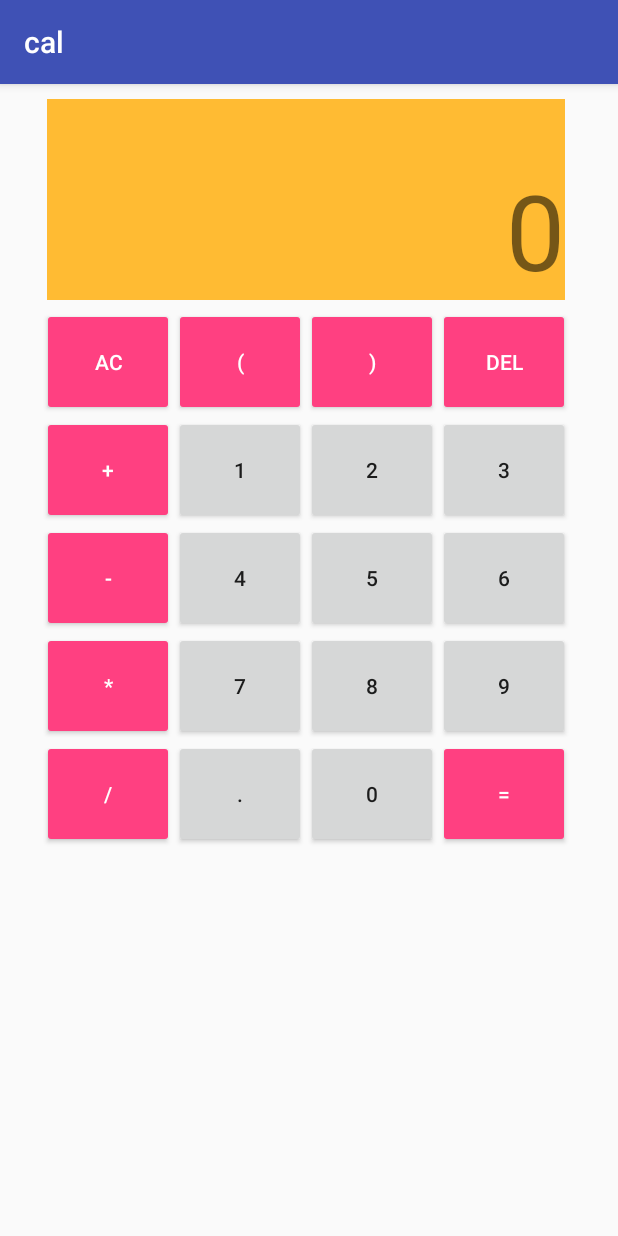
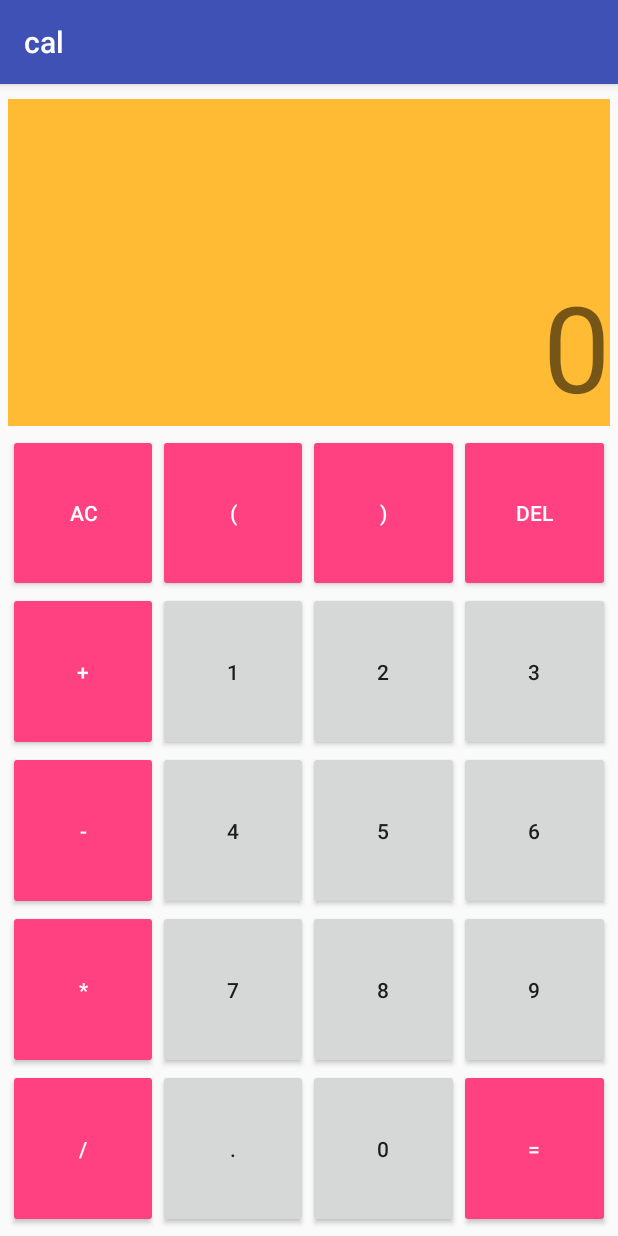
Before and after one commit to zxd1997/cal, an Android app: the screen it shows after launch (MainActivity), on a phone screen of 412 x 824 dp. Run offline under Robolectric (Android 15) with nearby library versions, the phone set to English and light mode, and no system bars.

Commit message:
rewrite ui

```diff
--- a/app/src/main/java/com/example/zxd1997/cal/MainActivity.java
+++ b/app/src/main/java/com/example/zxd1997/cal/MainActivity.java
@@ -8,105 +8,88 @@ import android.widget.Toast;
 
 public class MainActivity extends AppCompatActivity {
     String tmp="";
+    TextView txt;
     @Override
     protected void onCreate(Bundle savedInstanceState) {
         super.onCreate(savedInstanceState);
         setContentView(R.layout.activity_main);
+        txt=(TextView) findViewById(R.id.tmp);
     }
     public void button1(View view){
         tmp+=1;
-        TextView txt=(TextView) findViewById(R.id.tmp);
         txt.setText(tmp);
     }
     public void button2(View view){
         tmp+=2;
-        TextView txt=(TextView) findViewById(R.id.tmp);
         txt.setText(tmp);
     }
     public void button3(View view){
         tmp+=3;
-        TextView txt=(TextView) findViewById(R.id.tmp);
         txt.setText(tmp);
     }
     public void button4(View view){
         tmp+=4;
-        TextView txt=(TextView) findViewById(R.id.tmp);
         txt.setText(tmp);
     }
     public void button5(View view){
         tmp+=5;
-        TextView txt=(TextView) findViewById(R.id.tmp);
         txt.setText(tmp);
     }
     public void button6(View view){
         tmp+=6;
-        TextView txt=(TextView) findViewById(R.id.tmp);
         txt.setText(tmp);
     }
     public void button7(View view){
         tmp+=7;
-        TextView txt=(TextView) findViewById(R.id.tmp);
         txt.setText(tmp);
     }
     public void button8(View view){
         tmp+=8;
-        TextView txt=(TextView) findViewById(R.id.tmp);
         txt.setText(tmp);
     }
     public void button9(View view){
         tmp+=9;
-        TextView txt=(TextView) findViewById(R.id.tmp);
         txt.setText(tmp);
     }
     public void button0(View view){
         tmp+=0;
-        TextView txt=(TextView) findViewById(R.id.tmp);
         txt.setText(tmp);
     }
     public void buttonplus(View view){
         tmp+="+";
-        TextView txt=(TextView) findViewById(R.id.tmp);
         txt.setText(tmp);
     }
     public void buttonminus(View view){
         tmp+="-";
-        TextView txt=(TextView) findViewById(R.id.tmp);
         txt.setText(tmp);
     }
     public void buttonmul(View view){
         tmp+="*";
-        TextView txt=(TextView) findViewById(R.id.tmp);
         txt.setText(tmp);
     }
     public void buttondiv(View view){
         tmp+="/";
-        TextView txt=(TextView) findViewById(R.id.tmp);
         txt.setText(tmp);
     }
     public void buttondot(View view){
         tmp+=".";
-        TextView txt=(TextView) findViewById(R.id.tmp);
         txt.setText(tmp);
     }
     public void buttonlb(View view){
         tmp+="(";
-        TextView txt=(TextView) findViewById(R.id.tmp);
         txt.setText(tmp);
     }
     public void buttonrb(View view){
         tmp+=")";
-        TextView txt=(TextView) findViewById(R.id.tmp);
         txt.setText(tmp);
     }
     public void buttonclear(View view){
         tmp=new String("");
-        TextView txt=(TextView) findViewById(R.id.tmp);
         txt.setText(tmp);
     }
     public void buttondel(View view){
         try{
             tmp=tmp.substring(0,tmp.length()-1);
-            TextView txt=(TextView) findViewById(R.id.tmp);
             txt.setText(tmp);
         }catch(Exception e){}
     }
@@ -116,6 +99,7 @@ public class MainActivity extends AppCompatActivity {
         return false;
     }
     public void buttonequal(View view){
+        TextView txt=(TextView) findViewById(R.id.result);
         try{
             String temp=tmp+"=";
             String t=tmp;
@@ -143,7 +127,6 @@ public class MainActivity extends AppCompatActivity {
                                 case'-':number[h]-=number[h+1];break;
                                 case'*':number[h]*=number[h+1];break;
                                 case'/':if(number[h+1]==0){
-                                    TextView txt=(TextView) findViewById(R.id.result);
                                     txt.setText("Error");
                                     Toast.makeText(MainActivity.this,"Can't divide 0!", Toast.LENGTH_LONG).show();
                                     return;
@@ -159,7 +142,6 @@ public class MainActivity extends AppCompatActivity {
                                 case'-':number[h]-=number[h+1];break;
                                 case'*':number[h]*=number[h+1];break;
                                 case'/':if(number[h+1]==0){
-                                    TextView txt=(TextView) findViewById(R.id.result);
                                     txt.setText("Error");
                                     Toast.makeText(MainActivity.this,"Can't divide 0!", Toast.LENGTH_LONG).show();
                                     return;
@@ -172,7 +154,6 @@ public class MainActivity extends AppCompatActivity {
                     i++;
                 }while(i<t.length()&&t.charAt(i-1)==')');
             }
-            TextView txt=(TextView) findViewById(R.id.result);
             String s=Double.toString(number[0]);
             s=s.replaceAll("0+?$","");
             s=s.replaceAll("[.]$","");
@@ -180,7 +161,6 @@ public class MainActivity extends AppCompatActivity {
             tt.setText(temp);
             txt.setText(s);
         }catch(Exception e){
-            TextView txt=(TextView) findViewById(R.id.result);
             txt.setText("Error");
         }
     }
--- a/app/src/main/res/layout/activity_main.xml
+++ b/app/src/main/res/layout/activity_main.xml
@@ -1,228 +1,241 @@
 <?xml version="1.0" encoding="utf-8"?>
-<android.support.constraint.ConstraintLayout
+<LinearLayout
     xmlns:android="http://schemas.android.com/apk/res/android"
     xmlns:app="http://schemas.android.com/apk/res-auto"
     xmlns:tools="http://schemas.android.com/tools" android:layout_width="match_parent"
-    android:layout_height="match_parent" tools:context="com.example.cal.MainActivity">
-
-    <GridLayout
-        android:layout_width="352dp"
-        android:layout_height="511dp"
-        android:layout_marginEnd="8dp"
-        android:layout_marginLeft="8dp"
-        android:layout_marginRight="8dp"
-        android:layout_marginStart="8dp"
-        android:columnCount="4"
-        android:rowCount="7"
-        app:layout_constraintHorizontal_bias="0.454"
-        app:layout_constraintLeft_toLeftOf="parent"
-        app:layout_constraintRight_toRightOf="parent">
-
+    android:layout_height="match_parent"
+    android:orientation="vertical"
+    android:layout_marginBottom="5dp">
+    <LinearLayout
+        android:layout_width="match_parent"
+        android:layout_height="wrap_content"
+        android:orientation="vertical"
+        android:layout_weight="1"
+        >
     <TextView
         android:id="@+id/tmp"
         android:layout_width="match_parent"
-            android:layout_height="wrap_content"
-            android:layout_columnSpan="4"
-            android:layout_marginLeft="3dip"
-            android:layout_marginRight="3dip"
-            android:layout_marginTop="10dip"
-            android:layout_row="0"
+        android:layout_height="match_parent"
+        android:layout_marginLeft="5dp"
+        android:layout_marginRight="5dp"
+        android:layout_marginTop="10dp"
         android:background="@android:color/holo_orange_light"
         android:singleLine="true"
-            android:textSize="36sp" />
-
+        android:textSize="40sp"
+        android:layout_weight="1.5"
+        />
     <TextView
         android:id="@+id/result"
         android:layout_width="match_parent"
-            android:layout_height="85dp"
-            android:layout_columnSpan="4"
-            android:layout_marginBottom="5dip"
-            android:layout_marginLeft="3dip"
-            android:layout_marginRight="3dip"
-            android:layout_row="0"
+        android:layout_height="match_parent"
+        android:layout_weight="1"
+        android:layout_marginBottom="5dp"
+        android:layout_marginLeft="5dp"
+        android:layout_marginRight="5dp"
         android:background="@android:color/holo_orange_light"
         android:gravity="bottom|right"
         android:text="0"
         android:ellipsize="end"
         android:maxLines="1"
-            android:textSize="70sp" />
-
-        <Button
-            android:id="@+id/buttondel"
-            style="@style/Widget.AppCompat.Button.Colored"
-            android:layout_width="wrap_content"
-            android:layout_height="72dp"
-            android:layout_column="3"
-            android:layout_row="2"
-            android:onClick="buttondel"
-            android:text="del" />
+        android:textSize="80sp"/>
+</LinearLayout>
+<LinearLayout
+    android:layout_width="match_parent"
+    android:layout_height="wrap_content"
+    android:orientation="horizontal"
+    android:layout_weight="1"
+    android:layout_marginLeft="5dp"
+    android:layout_marginRight="5dp">
 
     <Button
         android:id="@+id/buttonclear"
         style="@style/Widget.AppCompat.Button.Colored"
         android:layout_width="wrap_content"
-            android:layout_height="72dp"
-            android:layout_column="0"
-            android:layout_row="2"
+        android:layout_weight="1"
+        android:layout_height="match_parent"
         android:onClick="buttonclear"
-            android:text="AC" />
+        android:text="AC"/>
 
     <Button
         android:id="@+id/buttonlb"
         style="@style/Widget.AppCompat.Button.Colored"
         android:layout_width="wrap_content"
-            android:layout_height="72dp"
-            android:layout_column="1"
-            android:layout_row="2"
+        android:layout_weight="1"
+        android:layout_height="match_parent"
         android:onClick="buttonlb"
-            android:text="(" />
+        android:text="("/>
 
     <Button
         android:id="@+id/buttonrb"
         style="@style/Widget.AppCompat.Button.Colored"
+        android:layout_weight="1"
         android:layout_width="wrap_content"
-            android:layout_height="72dp"
-            android:layout_column="2"
-            android:layout_row="2"
+        android:layout_height="match_parent"
         android:onClick="buttonrb"
-            android:text=")" />
+        android:text=")"/>
+    <Button
+        android:id="@+id/buttondel"
+        style="@style/Widget.AppCompat.Button.Colored"
+        android:layout_width="wrap_content"
+        android:layout_weight="1"
+        android:layout_height="match_parent"
+        android:onClick="buttondel"
+        android:text="del"
+        />
+</LinearLayout>
 
-        <Button
-            android:id="@+id/button3"
-            android:layout_width="wrap_content"
-            android:layout_height="72dp"
-            android:layout_column="3"
-            android:layout_row="3"
-            android:onClick="button3"
-            android:text="3" />
-
+    <LinearLayout
+        android:layout_width="match_parent"
+        android:layout_height="wrap_content"
+        android:orientation="horizontal"
+        android:layout_weight="1"
+        android:layout_marginLeft="5dp"
+        android:layout_marginRight="5dp">
         <Button
             android:id="@+id/buttonplus"
             style="@style/Widget.AppCompat.Button.Colored"
             android:layout_width="wrap_content"
-            android:layout_height="72dp"
-            android:layout_column="0"
-            android:layout_row="3"
+            android:layout_weight="1"
+            android:layout_height="match_parent"
             android:onClick="buttonplus"
             android:text="+" />
 
         <Button
             android:id="@+id/button1"
             android:layout_width="wrap_content"
-            android:layout_height="72dp"
-            android:layout_column="1"
-            android:layout_row="3"
+            android:layout_weight="1"
+            android:layout_height="match_parent"
             android:onClick="button1"
             android:text="1" />
 
         <Button
             android:id="@+id/button2"
             android:layout_width="wrap_content"
-            android:layout_height="72dp"
-            android:layout_column="2"
-            android:layout_row="3"
+            android:layout_weight="1"
+            android:layout_height="match_parent"
             android:onClick="button2"
             android:text="2" />
+        <Button
+            android:id="@+id/button3"
+            android:layout_width="wrap_content"
+            android:layout_weight="1"
+            android:layout_height="match_parent"
+            android:onClick="button3"
+            android:text="3" />
 
+
+    </LinearLayout>
+    <LinearLayout
+        android:layout_width="match_parent"
+        android:layout_height="wrap_content"
+        android:layout_weight="1"
+        android:orientation="horizontal"
+        android:layout_marginLeft="5dp"
+        android:layout_marginRight="5dp">
         <Button
             android:id="@+id/buttonminus"
             style="@style/Widget.AppCompat.Button.Colored"
             android:layout_width="wrap_content"
-            android:layout_height="72dp"
-            android:layout_column="0"
-            android:layout_row="4"
+            android:layout_weight="1"
+            android:layout_height="match_parent"
             android:onClick="buttonminus"
             android:text="-" />
 
         <Button
             android:id="@+id/button4"
             android:layout_width="wrap_content"
-            android:layout_height="72dp"
-            android:layout_column="1"
-            android:layout_row="4"
+            android:layout_weight="1"
+            android:layout_height="match_parent"
             android:onClick="button4"
             android:text="4" />
 
         <Button
             android:id="@+id/button5"
             android:layout_width="wrap_content"
-            android:layout_height="72dp"
-            android:layout_column="2"
-            android:layout_row="4"
+            android:layout_weight="1"
+            android:layout_height="match_parent"
             android:onClick="button5"
             android:text="5" />
 
         <Button
             android:id="@+id/button6"
             android:layout_width="wrap_content"
-            android:layout_height="72dp"
-            android:layout_column="3"
-            android:layout_row="4"
+            android:layout_weight="1"
+            android:layout_height="match_parent"
             android:onClick="button6"
             android:text="6" />
+    </LinearLayout>
 
+    <LinearLayout
+        android:layout_width="match_parent"
+        android:layout_height="wrap_content"
+        android:layout_weight="1"
+        android:orientation="horizontal"
+        android:layout_marginLeft="5dp"
+        android:layout_marginRight="5dp">
         <Button
             android:id="@+id/buttonmul"
             style="@style/Widget.AppCompat.Button.Colored"
             android:layout_width="wrap_content"
-            android:layout_height="72dp"
-            android:layout_column="0"
-            android:layout_row="5"
+            android:layout_weight="1"
+            android:layout_height="match_parent"
             android:onClick="buttonmul"
             android:text="*" />
 
         <Button
             android:id="@+id/button7"
             android:layout_width="wrap_content"
-            android:layout_height="72dp"
-            android:layout_column="1"
-            android:layout_row="5"
+            android:layout_weight="1"
+            android:layout_height="match_parent"
             android:onClick="button7"
             android:text="7" />
 
         <Button
             android:id="@+id/button8"
             android:layout_width="wrap_content"
-            android:layout_height="72dp"
-            android:layout_column="2"
-            android:layout_row="5"
+            android:layout_weight="1"
+            android:layout_height="match_parent"
             android:onClick="button8"
             android:text="8" />
 
         <Button
             android:id="@+id/button9"
             android:layout_width="wrap_content"
-            android:layout_height="72dp"
-            android:layout_column="3"
-            android:layout_row="5"
+            android:layout_weight="1"
+            android:layout_height="match_parent"
             android:onClick="button9"
             android:text="9" />
+    </LinearLayout>
 
+    <LinearLayout
+        android:layout_width="match_parent"
+        android:layout_height="wrap_content"
+        android:orientation="horizontal"
+        android:layout_weight="1"
+        android:layout_marginLeft="5dp"
+        android:layout_marginRight="5dp">
         <Button
             android:id="@+id/buttondiv"
             style="@style/Widget.AppCompat.Button.Colored"
             android:layout_width="wrap_content"
-            android:layout_height="72dp"
-            android:layout_column="0"
-            android:layout_row="6"
+            android:layout_weight="1"
+            android:layout_height="match_parent"
             android:onClick="buttondiv"
             android:text="/" />
 
         <Button
             android:id="@+id/buttondot"
             android:layout_width="wrap_content"
-            android:layout_height="72dp"
-            android:layout_column="1"
-            android:layout_row="6"
+            android:layout_weight="1"
+            android:layout_height="match_parent"
             android:onClick="buttondot"
             android:text="." />
 
         <Button
             android:id="@+id/button0"
             android:layout_width="wrap_content"
-            android:layout_height="72dp"
-            android:layout_column="2"
-            android:layout_row="6"
+            android:layout_weight="1"
+            android:layout_height="match_parent"
             android:onClick="button0"
             android:text="0" />
 
@@ -230,10 +243,9 @@
             android:id="@+id/buttonequal"
             style="@style/Widget.AppCompat.Button.Colored"
             android:layout_width="wrap_content"
-            android:layout_height="72dp"
-            android:layout_column="3"
-            android:layout_row="6"
+            android:layout_weight="1"
+            android:layout_height="match_parent"
             android:onClick="buttonequal"
             android:text="=" />
-    </GridLayout>
-</android.support.constraint.ConstraintLayout>
+    </LinearLayout>
+</LinearLayout>
```
Lines whose indentation alone changed are shown as unchanged.
